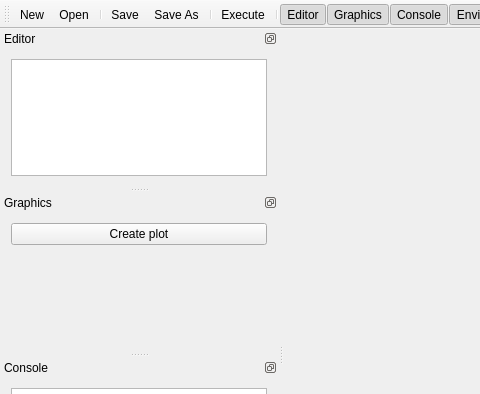
This is src/REditor/MainWindow.ui in Polymedia/VIP-Proto as Qt 5 draws it before an edit; both pictures show x 0 to 480 and y 0 to 394 of the 960 by 701 pixel window. The edited form follows.
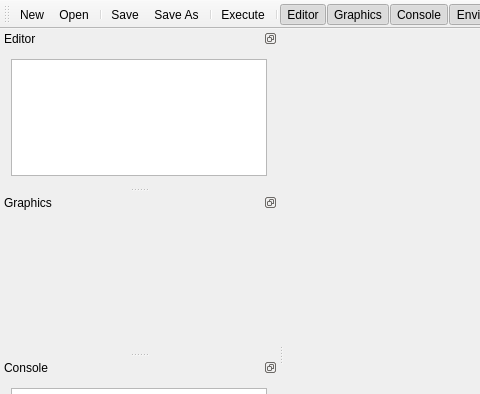
This is the edited form. Custom widgets are drawn as their Qt base class.

Commit message: [REditor] plot auto updating

The edit to the form file:
```diff
--- a/src/REditor/MainWindow.ui
+++ b/src/REditor/MainWindow.ui
@@ -90,19 +90,6 @@
    </attribute>
    <widget class="QWidget" name="dockWidgetContents_3">
     <layout class="QVBoxLayout" name="verticalLayout">
-     <item>
-      <widget class="QPushButton" name="updatePlot">
-       <property name="sizePolicy">
-        <sizepolicy hsizetype="Minimum" vsizetype="Fixed">
-         <horstretch>0</horstretch>
-         <verstretch>0</verstretch>
-        </sizepolicy>
-       </property>
-       <property name="text">
-        <string>Create plot</string>
-       </property>
-      </widget>
-     </item>
      <item>
       <widget class="QLabel" name="lbPlot">
        <property name="sizePolicy">
```
Left out of the diff: 16 changed lines with no effect on the pictures. The commit also changes 1 other file.
